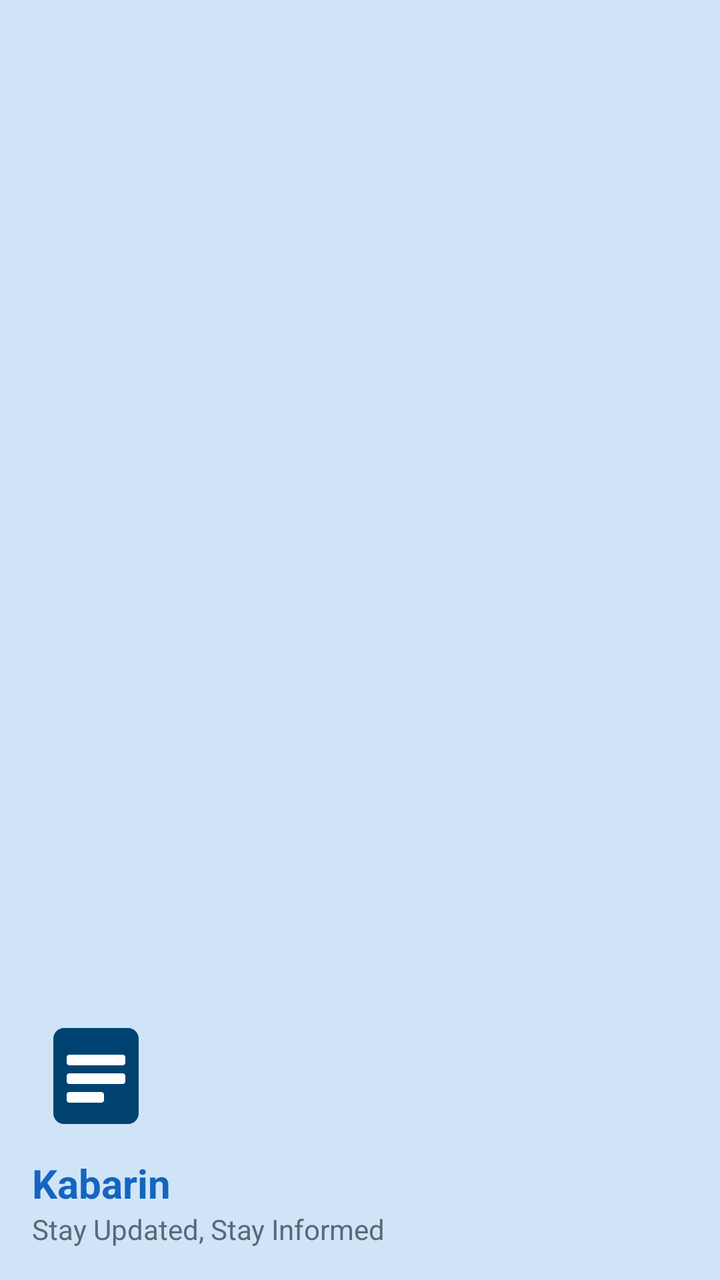
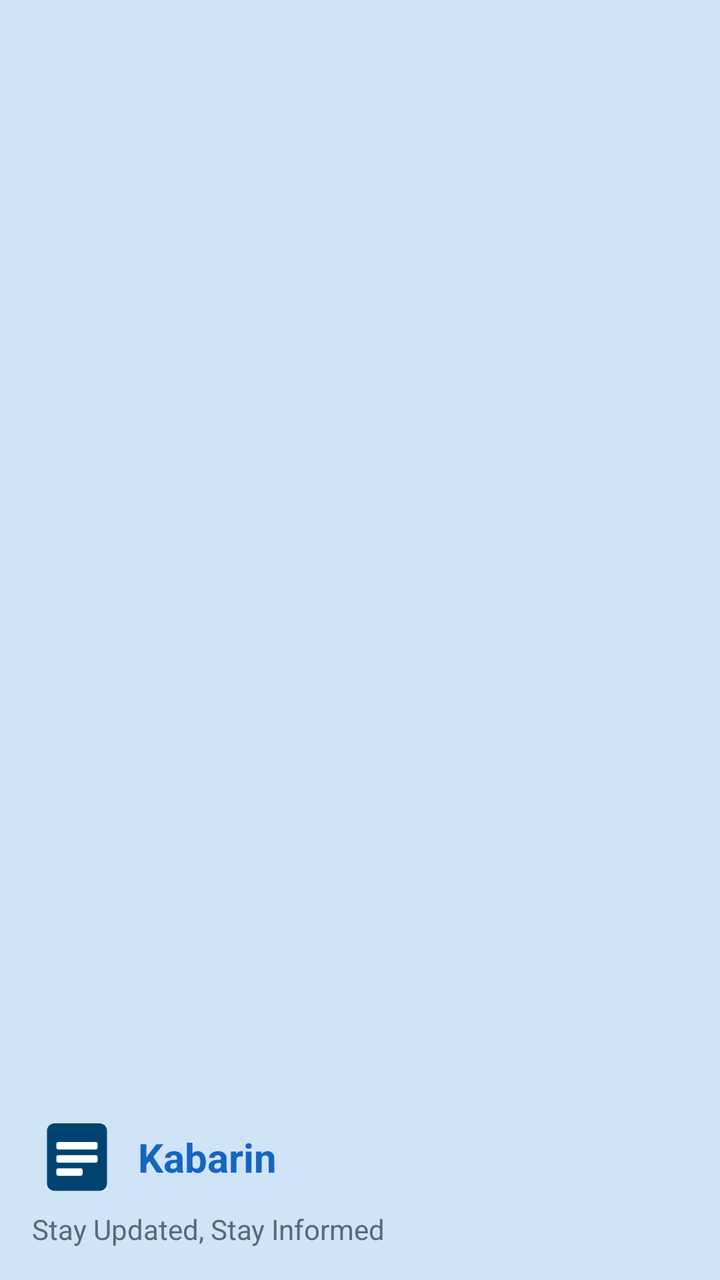

Before-and-after screenshots of an Android layout around one commit, followed by the original layout XML and the change that was made.
<!-- AndroidManifest.xml: application theme Theme.Kabarin -->
<!-- res/layout/nav_header.xml -->
<?xml version="1.0" encoding="utf-8"?>
<LinearLayout xmlns:android="http://schemas.android.com/apk/res/android"
    android:layout_width="match_parent"
    android:layout_height="176dp"
    android:background="?attr/colorPrimaryContainer"
    android:gravity="bottom"
    android:orientation="vertical"
    android:padding="16dp"
    android:theme="@style/ThemeOverlay.AppCompat.Dark">

    <ImageView
        android:layout_width="64dp"
        android:layout_height="64dp"
        android:contentDescription="App Icon"
        android:src="@drawable/ic_kabarin_logo"
        android:background="@android:color/transparent" />

    <TextView
        android:layout_width="match_parent"
        android:layout_height="wrap_content"
        android:paddingTop="8dp"
        android:text="Kabarin"
        android:textAppearance="@style/TextAppearance.AppCompat.Body1"
        android:textSize="20sp"
        android:textStyle="bold"
        android:textColor="?attr/colorPrimary" />

    <TextView
        android:layout_width="wrap_content"
        android:layout_height="wrap_content"
        android:text="Stay Updated, Stay Informed"
        android:textColor="?attr/colorOnSurfaceVariant" />

</LinearLayout>
<!-- resources referenced by this layout -->
<resources>
  <!-- drawable ic_kabarin_logo (drawable) -->
  <?xml version="1.0" encoding="utf-8"?>
  <vector xmlns:android="http://schemas.android.com/apk/res/android"
      android:width="48dp"
      android:height="48dp"
      android:viewportWidth="48"
      android:viewportHeight="48">
  
      
      <path
          android:fillColor="#004371"
          android:pathData="M8,10 C8,7.79 9.79,6 12,6 L36,6 C38.21,6 40,7.79 40,10 L40,38 C40,40.21 38.21,42 36,42 L12,42 C9.79,42 8,40.21 8,38 Z" />
  
      
      <path
          android:fillColor="#FFFFFF"
          android:pathData="M14,16 L34,16 C34.55,16 35,16.45 35,17 L35,19 C35,19.55 34.55,20 34,20 L14,20 C13.45,20 13,19.55 13,19 L13,17 C13,16.45 13.45,16 14,16 Z" />
  
      
      <path
          android:fillColor="#FFFFFF"
          android:pathData="M14,23 L34,23 C34.55,23 35,23.45 35,24 L35,26 C35,26.55 34.55,27 34,27 L14,27 C13.45,27 13,26.55 13,26 L13,24 C13,23.45 13.45,23 14,23 Z" />
  
      
      <path
          android:fillColor="#FFFFFF"
          android:pathData="M14,30 L26,30 C26.55,30 27,30.45 27,31 L27,33 C27,33.55 26.55,34 26,34 L14,34 C13.45,34 13,33.55 13,33 L13,31 C13,30.45 13.45,30 14,30 Z" />
  
  </vector>
  <style name="Theme.Kabarin" parent="Base.Theme.Kabarin" />
  <style name="Base.Theme.Kabarin" parent="Theme.Material3.DayNight.NoActionBar">
          <item name="colorPrimary">#1565C0</item>
          <item name="colorOnPrimary">#FFFFFF</item>
          <item name="colorPrimaryContainer">#D0E4F7</item>
  
          <item name="android:windowBackground">#F5F7FA</item>
          <item name="colorSurface">#FFFFFF</item>
          <item name="colorOnSurface">#0D1B2A</item>
          <item name="colorOnSurfaceVariant">#5A6878</item>
          <item name="colorOutline">#E8ECF0</item>
      </style>
</resources>

<!-- the commit's change to res/layout/nav_header.xml (unified diff, before → after) -->
@@ -1,33 +1,43 @@
 <?xml version="1.0" encoding="utf-8"?>
 <LinearLayout xmlns:android="http://schemas.android.com/apk/res/android"
     android:layout_width="match_parent"
-    android:layout_height="176dp"
+    android:layout_height="150dp"
     android:background="?attr/colorPrimaryContainer"
     android:gravity="bottom"
     android:orientation="vertical"
     android:padding="16dp"
     android:theme="@style/ThemeOverlay.AppCompat.Dark">
 
-    <ImageView
-        android:layout_width="64dp"
-        android:layout_height="64dp"
-        android:contentDescription="App Icon"
-        android:src="@drawable/ic_kabarin_logo"
-        android:background="@android:color/transparent" />
+    
+    <LinearLayout
+        android:layout_width="wrap_content"
+        android:layout_height="wrap_content"
+        android:orientation="horizontal"
+        android:gravity="center_vertical">
 
-    <TextView
-        android:layout_width="match_parent"
-        android:layout_height="wrap_content"
-        android:paddingTop="8dp"
-        android:text="Kabarin"
-        android:textAppearance="@style/TextAppearance.AppCompat.Body1"
-        android:textSize="20sp"
-        android:textStyle="bold"
-        android:textColor="?attr/colorPrimary" />
+        <ImageView
+            android:layout_width="45dp"
+            android:layout_height="45dp"
+            android:contentDescription="App Icon"
+            android:src="@drawable/ic_kabarin_logo" />
 
+        <TextView
+            android:layout_width="wrap_content"
+            android:layout_height="wrap_content"
+            android:layout_marginStart="8dp"
+            android:text="Kabarin"
+            android:textAppearance="@style/TextAppearance.AppCompat.Body1"
+            android:textColor="?attr/colorPrimary"
+            android:textSize="20sp"
+            android:textStyle="bold" />
+
+    </LinearLayout>
+
+    
     <TextView
         android:layout_width="wrap_content"
         android:layout_height="wrap_content"
+        android:layout_marginTop="4dp"
         android:text="Stay Updated, Stay Informed"
         android:textColor="?attr/colorOnSurfaceVariant" />
 
